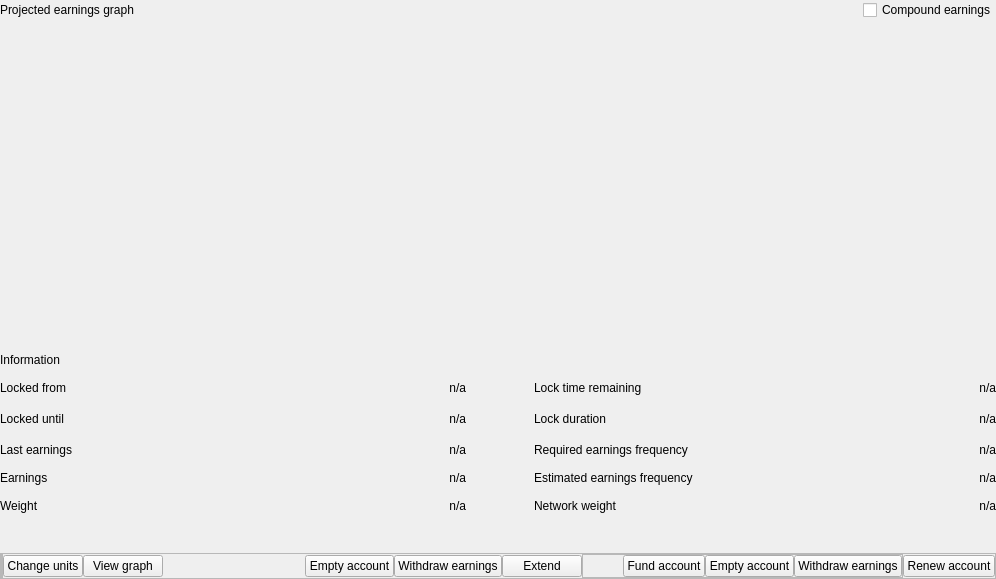
The window that src/qt/_Gulden/forms/witnessdialog.ui (frozenflux3/munt-official) describes before a commit, drawn with Qt 5.
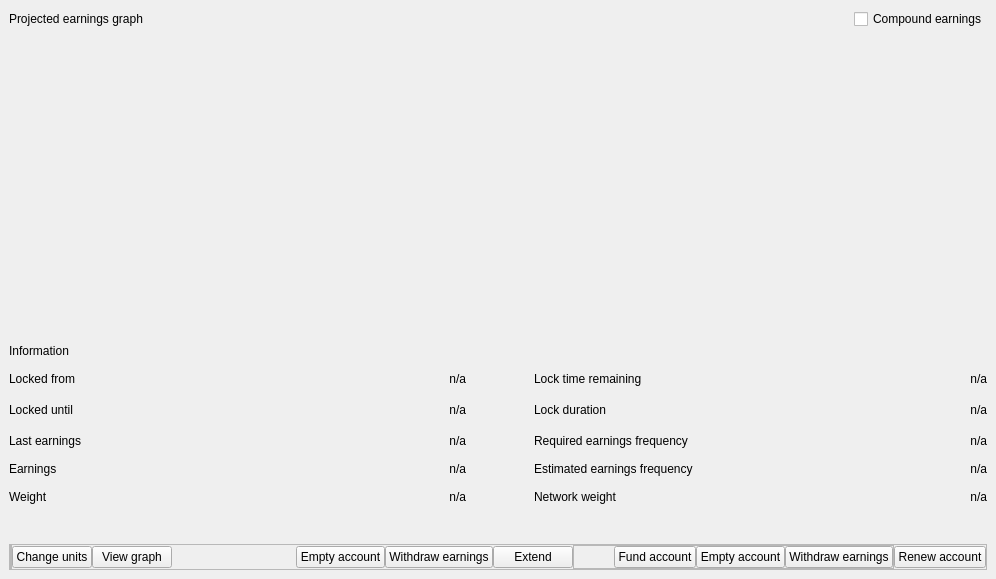
The same window after the commit. Custom widgets are drawn as their Qt base class.

Commit message: Extend witness dialog & integration in UI flow

```diff
--- a/src/qt/_Gulden/forms/witnessdialog.ui
+++ b/src/qt/_Gulden/forms/witnessdialog.ui
@@ -36,6 +36,8 @@
     <number>0</number>
    </property>
    <item>
+    <widget class="QStackedWidget" name="stack">
+     <widget class="QWidget" name="witnessDialog" native="true">
     <layout class="QHBoxLayout" name="horizontalLayout">
      <property name="spacing">
       <number>0</number>
@@ -468,7 +470,7 @@
               </widget>
              </item>
              <item row="1" column="3">
-              <layout class="QHBoxLayout" name="horizontalLayout_3" stretch="">
+                <layout class="QHBoxLayout" name="horizontalLayout_3">
                <property name="spacing">
                 <number>0</number>
                </property>
@@ -889,6 +891,8 @@
       </layout>
      </item>
     </layout>
+     </widget>
+    </widget>
    </item>
   </layout>
  </widget>
```
Left out of the diff: 4 changed lines with no effect on the pictures. Lines whose indentation alone changed are shown as unchanged. The commit also changes 6 other files.
